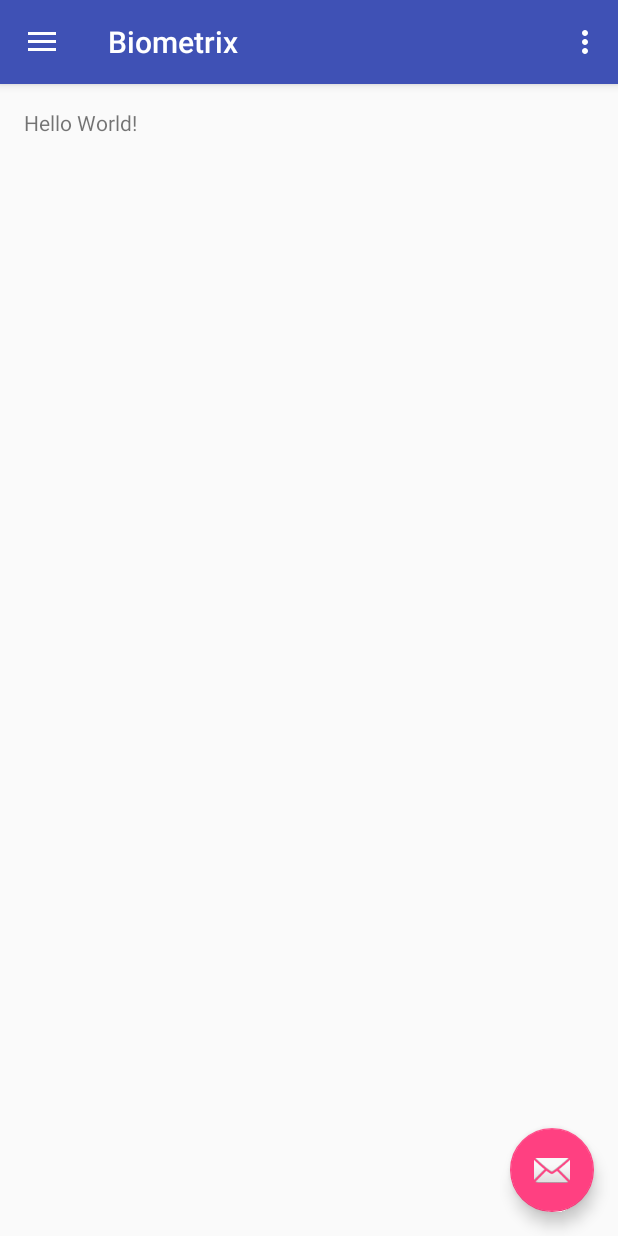
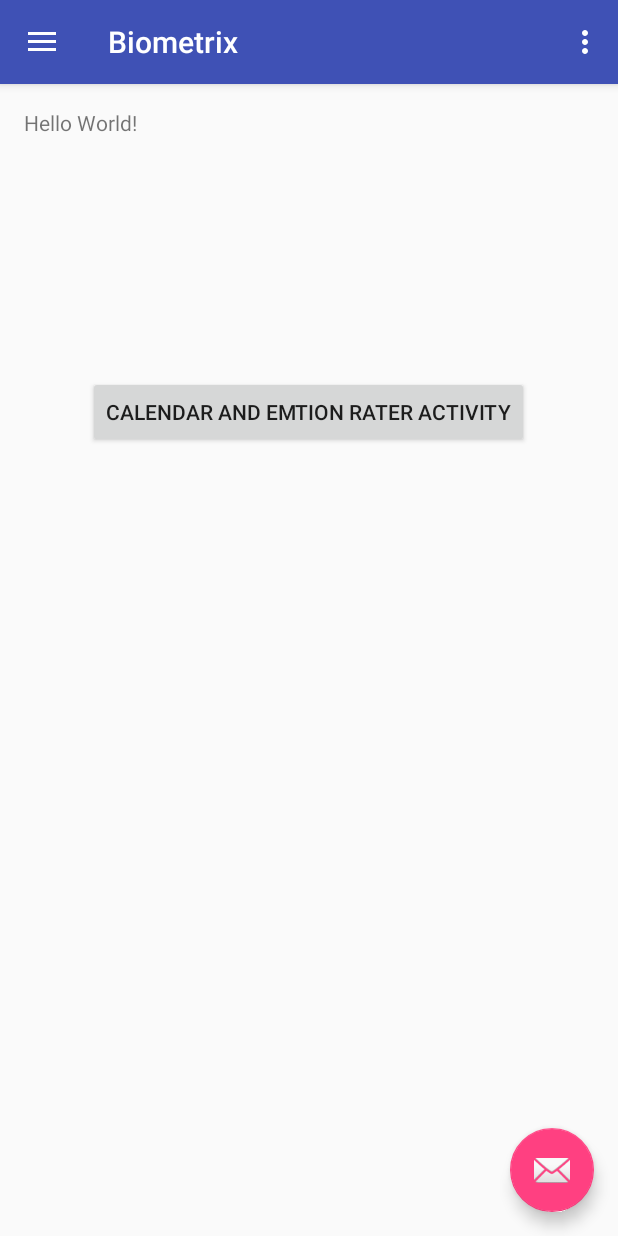
Before and after one commit to Biometrix-Health-Self-Improvement/Biometrix-Old, an Android app: the screen it shows after launch (InitialActivityWithPulloutMenu), in the side drawer, after a tap on "Gallery", on a phone screen of 412 x 824 dp. Run offline under Robolectric (Android 15) with nearby library versions, the phone set to English and light mode, and no system bars.

Commit message:
added date selector activity. emotion rater is on the same page currently, but not done or anything

```diff
--- a/AndroidProject/Biometrix/biometrixApp/src/main/AndroidManifest.xml
+++ b/AndroidProject/Biometrix/biometrixApp/src/main/AndroidManifest.xml
@@ -29,6 +29,11 @@
                 android:name="android.support.PARENT_ACTIVITY"
                 android:value="com.rocket.biometrix.InitialActivityWithPulloutMenu" />
         </activity>
+        <activity
+            android:name=".SelectDate_EmotionRater"
+            android:label="Calendar and Emotion Rater Activity"
+            android:theme="@style/AppTheme.NoActionBar" >
+        </activity>
     </application>
 
 </manifest>
--- a/AndroidProject/Biometrix/biometrixApp/src/main/java/com/rocket/biometrix/InitialActivityWithPulloutMenu.java
+++ b/AndroidProject/Biometrix/biometrixApp/src/main/java/com/rocket/biometrix/InitialActivityWithPulloutMenu.java
@@ -13,6 +13,8 @@ import android.support.v7.app.AppCompatActivity;
 import android.support.v7.widget.Toolbar;
 import android.view.Menu;
 import android.view.MenuItem;
+import android.widget.Button;
+import android.widget.EditText;
 
 public class InitialActivityWithPulloutMenu extends AppCompatActivity
         implements NavigationView.OnNavigationItemSelectedListener {
@@ -107,4 +109,9 @@ public class InitialActivityWithPulloutMenu extends AppCompatActivity
         drawer.closeDrawer(GravityCompat.START);
         return true;
     }
+
+
+    public void onClickActivtyCalendarEmotionRater(View v){
+         startActivity(new Intent(this,SelectDate_EmotionRater.class));
+    }
 }
--- /dev/null
+++ b/AndroidProject/Biometrix/biometrixApp/src/main/java/com/rocket/biometrix/SelectDate_EmotionRater.java
@@ -0,0 +1,86 @@
+package com.rocket.biometrix;
+
+import android.app.DatePickerDialog;
+import android.os.Bundle;
+import android.support.design.widget.FloatingActionButton;
+import android.support.design.widget.Snackbar;
+import android.support.v7.app.AppCompatActivity;
+import android.support.v7.widget.Toolbar;
+import android.view.View;
+import android.widget.DatePicker;
+import android.widget.EditText;
+import android.widget.TextView;
+
+import java.text.DateFormat;
+import java.text.SimpleDateFormat;
+import java.util.Calendar;
+import java.util.Date;
+import java.util.GregorianCalendar;
+
+public class SelectDate_EmotionRater extends AppCompatActivity {
+    final static String dateFormat = "EEE, MM/dd/yyyy";
+
+    @Override
+    protected void onCreate(Bundle savedInstanceState) {
+        super.onCreate(savedInstanceState);
+        setContentView(R.layout.activity_select_date__emotion_rater);
+        Toolbar toolbar = (Toolbar) findViewById(R.id.toolbar);
+        setSupportActionBar(toolbar);
+        FloatingActionButton fab = (FloatingActionButton) findViewById(R.id.fab);
+        fab.setOnClickListener(new View.OnClickListener() {
+            @Override
+            public void onClick(View view) {
+                Snackbar.make(view, "Replace with your own action", Snackbar.LENGTH_LONG)
+                        .setAction("Action", null).show();
+            }
+        });
+        //****************************
+        setDefaultDatetimeOnPage();
+        //TODO: Add time and set time
+    }
+
+    //******* DATE STUFF *******************************************
+    /**
+     * Sets the default values for the date and time to current
+     * Allows user to select different date and time
+     */
+    private void setDefaultDatetimeOnPage(){
+        TextView textDate = (TextView)findViewById(R.id.textDate);
+
+        setDate(Calendar.getInstance().get(Calendar.YEAR), Calendar.getInstance().get(Calendar.MONTH),Calendar.getInstance().get(Calendar.DAY_OF_MONTH));
+        textDate.setOnClickListener(new View.OnClickListener() {
+            @Override
+            public void onClick(View view) {
+
+                Calendar current = Calendar.getInstance();
+                int mYear = current.get(Calendar.YEAR);
+                int mMonth = current.get(Calendar.MONTH);
+                int mDay = current.get(Calendar.DAY_OF_MONTH);
+
+                DatePickerDialog mDatePicker = new DatePickerDialog(SelectDate_EmotionRater.this, new DatePickerDialog.OnDateSetListener() {
+                                                                        public void onDateSet(DatePicker datepicker, int year, int month, int day) {
+                                                                                                        setDate(year, month, day);
+                                                                                                    }
+                                                                                                }, mYear, mMonth, mDay);
+                mDatePicker.setTitle("Select date");
+                mDatePicker.show();
+            }
+        });
+    }
+    private void setDate(int year, int month, int day){
+        TextView textDate = (TextView)findViewById(R.id.textDate);
+        //TODO: Check to make sure date is not in the future, if it is, display error and do not change date
+        Calendar c = new GregorianCalendar(year, month, day);
+        String str = new SimpleDateFormat(dateFormat).format(c.getTime());
+        textDate.setText(str);
+    }
+
+    //******* TIME STUFF *******************************************
+
+
+
+    //******* EMOTION STUFF ****************************************
+
+
+
+}
--- /dev/null
+++ b/AndroidProject/Biometrix/biometrixApp/src/main/res/drawable/edit_text_selector.xml
@@ -0,0 +1,5 @@
+<?xml version="1.0" encoding="utf-8"?>
+<selector xmlns:android="http://schemas.android.com/apk/res/android">
+    <item android:state_enabled="false" android:color="@color/disabled_color"/>
+    <item android:color="@color/enabled_color"/>
+</selector>
--- a/AndroidProject/Biometrix/biometrixApp/src/main/res/layout/content_initial_activity_with_pullout_menu.xml
+++ b/AndroidProject/Biometrix/biometrixApp/src/main/res/layout/content_initial_activity_with_pullout_menu.xml
@@ -11,5 +11,17 @@
     tools:context=".InitialActivityWithPulloutMenu">
 
     <TextView android:text="Hello World!" android:layout_width="wrap_content"
-        android:layout_height="wrap_content" />
+        android:layout_height="wrap_content"
+        android:id="@+id/textView2" />
+
+    <Button
+
+        android:layout_width="wrap_content"
+        android:layout_height="wrap_content"
+        android:text="Calendar and Emtion Rater Activity"
+        android:id="@+id/buttonSwitchToCalendarEmotion"
+        android:layout_marginTop="159dp"
+        android:layout_below="@+id/textView2"
+        android:layout_centerHorizontal="true"
+        android:onClick="onClickActivtyCalendarEmotionRater"/>
 </RelativeLayout>
--- a/AndroidProject/Biometrix/biometrixApp/src/main/res/values/colors.xml
+++ b/AndroidProject/Biometrix/biometrixApp/src/main/res/values/colors.xml
@@ -3,4 +3,6 @@
     <color name="colorPrimary">#3F51B5</color>
     <color name="colorPrimaryDark">#303F9F</color>
     <color name="colorAccent">#FF4081</color>
+    <color name="enabled_color">#DD2eB1</color>
+    <color name="disabled_color">#000000</color>
 </resources>
--- a/AndroidProject/Biometrix/biometrixApp/src/main/res/values/strings.xml
+++ b/AndroidProject/Biometrix/biometrixApp/src/main/res/values/strings.xml
@@ -6,4 +6,5 @@
 
     <string name="action_settings">Settings</string>
     <string name="title_activity_get_login">Get Login</string>
+    <string name="title_activity_select_date__emotion_rater">SelectDate_EmotionRater</string>
 </resources>
```
Also changed, not shown: AndroidProject/Biometrix/biometrixApp/src/main/res/layout/activity_select_date__emotion_rater.xml (added, +27 -0 lines), AndroidProject/Biometrix/biometrixApp/src/main/res/layout/content_select_date__emotion_rater.xml (added, +56 -0 lines), 1 other file.
